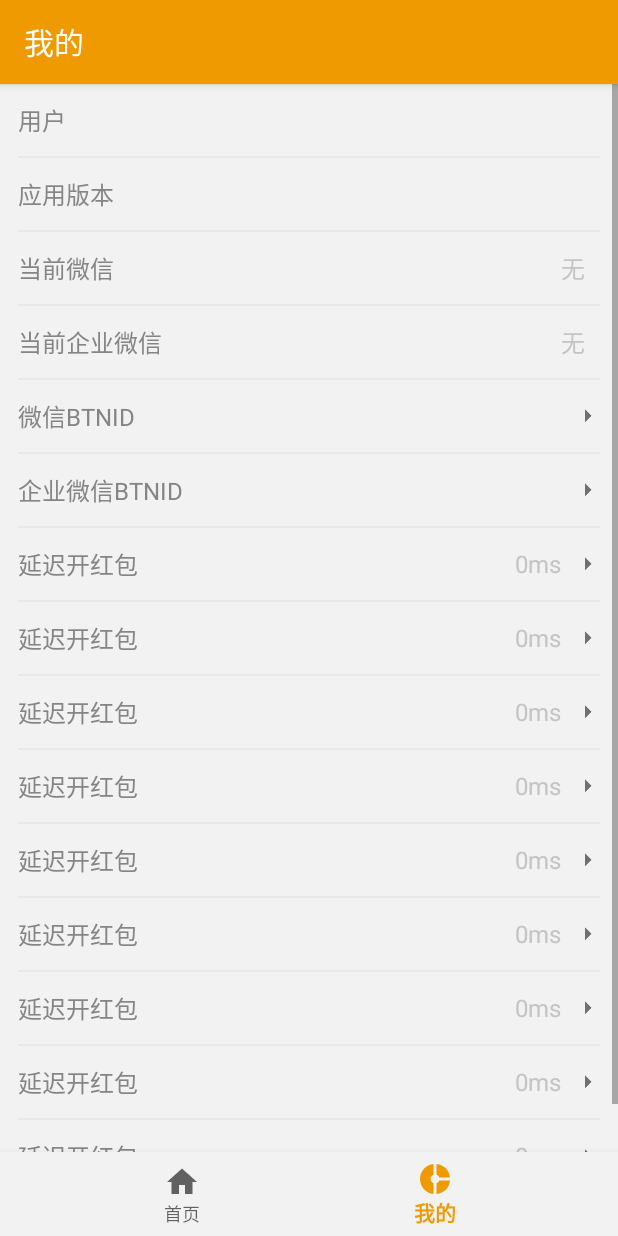
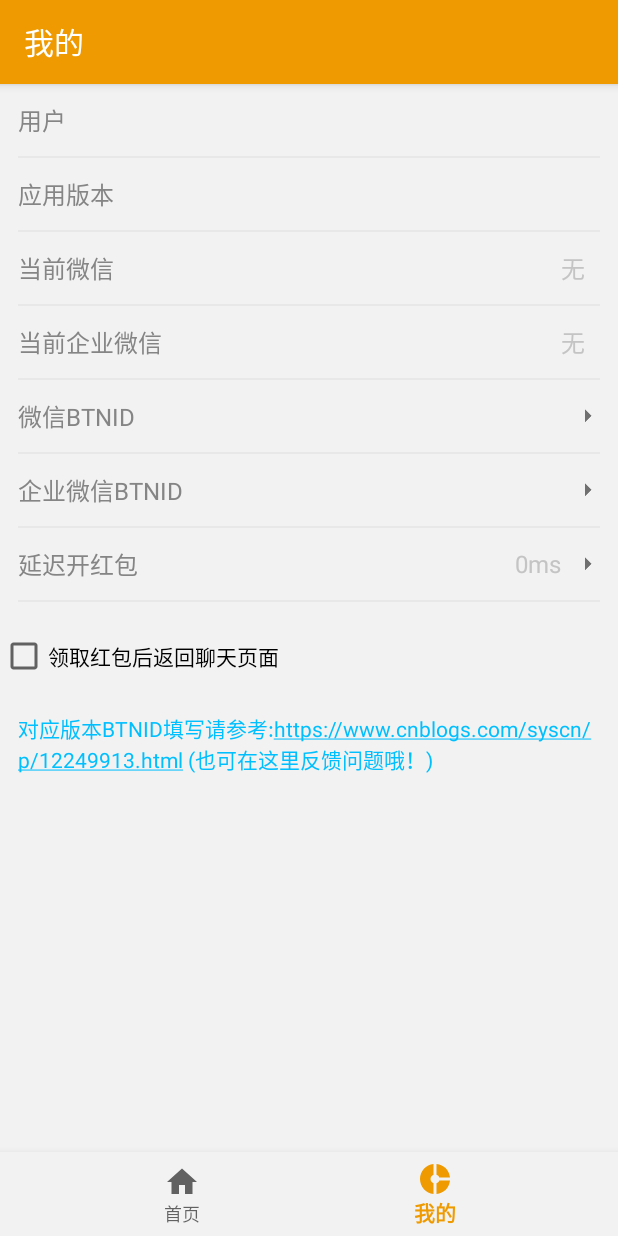
Before and after one commit to syssun/SysReadPacket, an Android app: the NotificationsFragment screen opened through its navigation route, on a phone screen of 412 x 824 dp. Run offline under Robolectric (Android 15) with nearby library versions, the light colour scheme and no system bars; our stand-ins replace navigation-ui; libraries missing offline, so code that uses them is left out: com.alibaba.fastjson, com.youth.banner; 8 statements that could not run were skipped.

Commit message:
优化代码

```diff
--- a/app/src/main/java/com/sys/readh/ui/notifications/NotificationsFragment.java
+++ b/app/src/main/java/com/sys/readh/ui/notifications/NotificationsFragment.java
@@ -59,14 +59,6 @@
         int sys_delay_ms = sharedPreferences.getInt(SharePerKeys.sys_delay_open,0);
         infoGrids.add(new InfoGrid("mmbtnid","微信BTNID",mmbtnid,true));
         infoGrids.add(new InfoGrid("weworkbtnid","企业微信BTNID",weworkbtnid,true));
-        infoGrids.add(new InfoGrid("sys_delay_open","延迟开红包",sys_delay_ms+"ms",true));
-        infoGrids.add(new InfoGrid("sys_delay_open","延迟开红包",sys_delay_ms+"ms",true));
-        infoGrids.add(new InfoGrid("sys_delay_open","延迟开红包",sys_delay_ms+"ms",true));
-        infoGrids.add(new InfoGrid("sys_delay_open","延迟开红包",sys_delay_ms+"ms",true));
-        infoGrids.add(new InfoGrid("sys_delay_open","延迟开红包",sys_delay_ms+"ms",true));
-        infoGrids.add(new InfoGrid("sys_delay_open","延迟开红包",sys_delay_ms+"ms",true));
-        infoGrids.add(new InfoGrid("sys_delay_open","延迟开红包",sys_delay_ms+"ms",true));
-        infoGrids.add(new InfoGrid("sys_delay_open","延迟开红包",sys_delay_ms+"ms",true));
         infoGrids.add(new InfoGrid("sys_delay_open","延迟开红包",sys_delay_ms+"ms",true));
 
         infoGridAdapter = new InfoGridAdapter(getActivity(),infoGrids);
```
